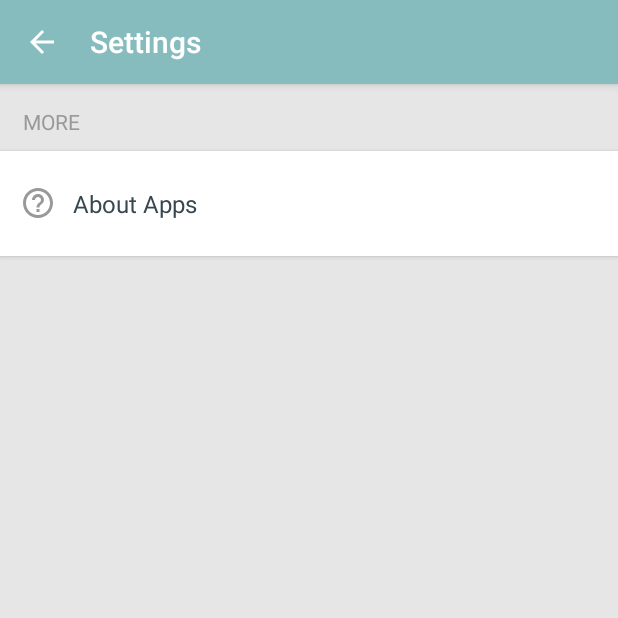
After one commit to alvayonara/OutSched, an Android app: the SettingsActivity screen opened directly, with no data from a screen before it, on a phone screen of 412 x 824 dp, the top half of it. The commit adds this screen. Run offline under Robolectric (Android 15) with nearby library versions, the phone set to English and light mode, and no system bars.

Commit message:
Implement settings activity

```diff
--- a/app/src/main/AndroidManifest.xml
+++ b/app/src/main/AndroidManifest.xml
@@ -6,7 +6,6 @@
     <uses-permission android:name="android.permission.INTERNET" />
     <uses-permission android:name="android.permission.ACCESS_COARSE_LOCATION" />
     <uses-permission android:name="android.permission.ACCESS_NETWORK_STATE" />
-
     <uses-permission android:name="android.permission.WAKE_LOCK" />
     <uses-permission android:name="android.permission.VIBRATE" />
 
@@ -18,6 +17,8 @@
         android:roundIcon="@mipmap/ic_launcher_round"
         android:supportsRtl="true"
         android:theme="@style/AppTheme">
+        <activity android:name=".ui.settings.SettingsActivity"></activity>
+
         <receiver
             android:name=".receiver.ScheduleReminderReceiver"
             android:enabled="true"
--- a/app/src/main/java/com/alvayonara/outsched/ui/location/ExerciseLocationActivity.kt
+++ b/app/src/main/java/com/alvayonara/outsched/ui/location/ExerciseLocationActivity.kt
@@ -48,7 +48,6 @@ class ExerciseLocationActivity : AppCompatActivity(), OnMapReadyCallback,
     private lateinit var fusedLocationClient: FusedLocationProviderClient
 
     private var id: Int? = 0
-
     private var requestCode: Int? = 0
 
     companion object {
@@ -68,7 +67,7 @@ class ExerciseLocationActivity : AppCompatActivity(), OnMapReadyCallback,
 
         initToolbar()
 
-        // Intent from change schedule (id)
+        // Intent from change schedule (id & request code)
         id = intent.extras?.getInt(EXTRA_ID, 0)
         requestCode = intent.extras?.getInt(EXTRA_REQUEST_CODE, 0)
 
--- a/app/src/main/java/com/alvayonara/outsched/ui/schedule/ScheduleDetailDialogFragment.kt
+++ b/app/src/main/java/com/alvayonara/outsched/ui/schedule/ScheduleDetailDialogFragment.kt
@@ -6,7 +6,6 @@ import android.content.Intent
 import android.graphics.Color
 import android.graphics.drawable.ColorDrawable
 import android.os.Bundle
-import android.util.Log
 import android.view.LayoutInflater
 import android.view.View
 import android.view.ViewGroup
@@ -26,7 +25,6 @@ import com.alvayonara.outsched.ui.location.ExerciseLocationActivity.Companion.EX
 import com.alvayonara.outsched.ui.schedule.SelectScheduleActivity.Companion.EXTRA_REQUEST_CODE
 import com.alvayonara.outsched.utils.ConvertUtils
 import com.alvayonara.outsched.utils.gone
-import com.alvayonara.outsched.utils.invisible
 import com.alvayonara.outsched.utils.visible
 import com.alvayonara.outsched.viewmodel.ViewModelFactory
 import com.google.android.gms.maps.CameraUpdateFactory
@@ -114,7 +112,7 @@ class ScheduleDetailDialogFragment : DialogFragment() {
 
             if (result) {
 
-                if (schedule.requestCode < System.currentTimeMillis()) {
+                if (schedule.time!! * 1000 < System.currentTimeMillis()) {
                     btn_change.gone()
                 }
 
--- a/app/src/main/java/com/alvayonara/outsched/ui/schedule/ScheduleDetailViewModel.kt
+++ b/app/src/main/java/com/alvayonara/outsched/ui/schedule/ScheduleDetailViewModel.kt
@@ -9,8 +9,6 @@ class ScheduleDetailViewModel(private val scheduleRepository: ScheduleRepository
 
     fun insert(scheduleEntity: ScheduleEntity) = scheduleRepository.insertSchedule(scheduleEntity)
 
-    fun update(scheduleEntity: ScheduleEntity) = scheduleRepository.updateSchedule(scheduleEntity)
-
     fun delete(scheduleEntity: ScheduleEntity) = scheduleRepository.deleteSchedule(scheduleEntity)
 
     fun checkScheduleData(time: Long, latitude: String, longitude: String): LiveData<Boolean> =
--- a/app/src/main/java/com/alvayonara/outsched/ui/schedule/SelectScheduleViewModel.kt
+++ b/app/src/main/java/com/alvayonara/outsched/ui/schedule/SelectScheduleViewModel.kt
@@ -11,9 +11,7 @@ class SelectScheduleViewModel(private val scheduleRepository: ScheduleRepository
     private val address = MutableLiveData<String>()
     private val latitude = MutableLiveData<String>()
     private val longitude = MutableLiveData<String>()
-
     private val id = MutableLiveData<Int>()
-
     private val requestCode = MutableLiveData<Int>()
 
     fun setAddressSchedule(address: String) {
--- /dev/null
+++ b/app/src/main/java/com/alvayonara/outsched/ui/settings/SettingsActivity.kt
@@ -0,0 +1,35 @@
+package com.alvayonara.outsched.ui.settings
+
+import androidx.appcompat.app.AppCompatActivity
+import android.os.Bundle
+import android.view.MenuItem
+import com.alvayonara.outsched.R
+import com.alvayonara.outsched.utils.ToolbarConfig
+import kotlinx.android.synthetic.main.activity_exercise_location.*
+
+class SettingsActivity : AppCompatActivity() {
+    override fun onCreate(savedInstanceState: Bundle?) {
+        super.onCreate(savedInstanceState)
+        setContentView(R.layout.activity_settings)
+
+        initToolbar()
+    }
+
+    private fun initToolbar() {
+        setSupportActionBar(toolbar)
+        supportActionBar?.title = "Settings"
+        supportActionBar?.setDisplayHomeAsUpEnabled(true)
+
+        ToolbarConfig.setSystemBarColor(this, R.color.colorGreen)
+    }
+
+    override fun onOptionsItemSelected(item: MenuItem): Boolean {
+        return when (item.itemId) {
+            android.R.id.home -> {
+                onBackPressed()
+                true
+            }
+            else -> super.onOptionsItemSelected(item)
+        }
+    }
+}
--- /dev/null
+++ b/app/src/main/res/drawable/ic_help.xml
@@ -0,0 +1,5 @@
+<vector android:height="24dp" android:tint="#87BCBF"
+    android:viewportHeight="24" android:viewportWidth="24"
+    android:width="24dp" xmlns:android="http://schemas.android.com/apk/res/android">
+    <path android:fillColor="@android:color/white" android:pathData="M11,18h2v-2h-2v2zM12,2C6.48,2 2,6.48 2,12s4.48,10 10,10 10,-4.48 10,-10S17.52,2 12,2zM12,20c-4.41,0 -8,-3.59 -8,-8s3.59,-8 8,-8 8,3.59 8,8 -3.59,8 -8,8zM12,6c-2.21,0 -4,1.79 -4,4h2c0,-1.1 0.9,-2 2,-2s2,0.9 2,2c0,2 -3,1.75 -3,5h2c0,-2.25 3,-2.5 3,-5 0,-2.21 -1.79,-4 -4,-4z"/>
+</vector>
--- /dev/null
+++ b/app/src/main/res/drawable/ic_settings.xml
@@ -0,0 +1,5 @@
+<vector android:height="24dp" android:tint="#FFFFFF"
+    android:viewportHeight="24" android:viewportWidth="24"
+    android:width="24dp" xmlns:android="http://schemas.android.com/apk/res/android">
+    <path android:fillColor="@android:color/white" android:pathData="M19.14,12.94c0.04,-0.3 0.06,-0.61 0.06,-0.94c0,-0.32 -0.02,-0.64 -0.07,-0.94l2.03,-1.58c0.18,-0.14 0.23,-0.41 0.12,-0.61l-1.92,-3.32c-0.12,-0.22 -0.37,-0.29 -0.59,-0.22l-2.39,0.96c-0.5,-0.38 -1.03,-0.7 -1.62,-0.94L14.4,2.81c-0.04,-0.24 -0.24,-0.41 -0.48,-0.41h-3.84c-0.24,0 -0.43,0.17 -0.47,0.41L9.25,5.35C8.66,5.59 8.12,5.92 7.63,6.29L5.24,5.33c-0.22,-0.08 -0.47,0 -0.59,0.22L2.74,8.87C2.62,9.08 2.66,9.34 2.86,9.48l2.03,1.58C4.84,11.36 4.8,11.69 4.8,12s0.02,0.64 0.07,0.94l-2.03,1.58c-0.18,0.14 -0.23,0.41 -0.12,0.61l1.92,3.32c0.12,0.22 0.37,0.29 0.59,0.22l2.39,-0.96c0.5,0.38 1.03,0.7 1.62,0.94l0.36,2.54c0.05,0.24 0.24,0.41 0.48,0.41h3.84c0.24,0 0.44,-0.17 0.47,-0.41l0.36,-2.54c0.59,-0.24 1.13,-0.56 1.62,-0.94l2.39,0.96c0.22,0.08 0.47,0 0.59,-0.22l1.92,-3.32c0.12,-0.22 0.07,-0.47 -0.12,-0.61L19.14,12.94zM12,15.6c-1.98,0 -3.6,-1.62 -3.6,-3.6s1.62,-3.6 3.6,-3.6s3.6,1.62 3.6,3.6S13.98,15.6 12,15.6z"/>
+</vector>
--- a/app/src/main/res/layout/activity_dashboard.xml
+++ b/app/src/main/res/layout/activity_dashboard.xml
@@ -1,6 +1,7 @@
 <?xml version="1.0" encoding="utf-8"?>
 <androidx.coordinatorlayout.widget.CoordinatorLayout xmlns:android="http://schemas.android.com/apk/res/android"
     xmlns:app="http://schemas.android.com/apk/res-auto"
+    xmlns:tools="http://schemas.android.com/tools"
     android:layout_width="match_parent"
     android:layout_height="match_parent"
     android:background="#f2f2f2">
@@ -70,5 +71,4 @@
         app:layout_anchor="@id/view_pager_dashboard"
         app:layout_anchorGravity="bottom|end"
         app:srcCompat="@drawable/ic_add" />
-
 </androidx.coordinatorlayout.widget.CoordinatorLayout>
--- /dev/null
+++ b/app/src/main/res/layout/activity_settings.xml
@@ -0,0 +1,109 @@
+<?xml version="1.0" encoding="utf-8"?>
+<LinearLayout xmlns:android="http://schemas.android.com/apk/res/android"
+    xmlns:app="http://schemas.android.com/apk/res-auto"
+    android:layout_width="match_parent"
+    android:layout_height="match_parent"
+    android:background="@color/grey_10"
+    android:orientation="vertical">
+
+    <com.google.android.material.appbar.AppBarLayout
+        android:layout_width="match_parent"
+        android:layout_height="wrap_content">
+
+        <androidx.appcompat.widget.Toolbar
+            android:id="@+id/toolbar"
+            android:layout_width="match_parent"
+            android:layout_height="?attr/actionBarSize"
+            app:contentInsetStartWithNavigation="0dp"
+            android:theme="@style/ThemeOverlay.AppCompat.Dark.ActionBar"
+            app:popupTheme="@style/ThemeOverlay.AppCompat.Light" />
+
+    </com.google.android.material.appbar.AppBarLayout>
+
+    <androidx.core.widget.NestedScrollView
+        android:id="@+id/nested_scroll_view"
+        android:layout_width="match_parent"
+        android:layout_height="match_parent"
+        android:scrollbars="none"
+        android:scrollingCache="true">
+
+        <LinearLayout
+            android:layout_width="match_parent"
+            android:layout_height="wrap_content"
+            android:orientation="vertical">
+
+            <TextView
+                android:layout_width="wrap_content"
+                android:layout_height="wrap_content"
+                android:layout_marginBottom="@dimen/spacing_middle"
+                android:layout_marginLeft="@dimen/spacing_large"
+                android:layout_marginStart="@dimen/spacing_large"
+                android:layout_marginTop="@dimen/spacing_large"
+                android:text="MORE"
+                android:textAppearance="@style/TextAppearance.AppCompat.Body1"
+                android:textColor="@color/grey_40" />
+
+            <androidx.cardview.widget.CardView
+                android:layout_width="match_parent"
+                android:layout_height="wrap_content"
+                android:visibility="visible"
+                app:cardCornerRadius="0dp"
+                app:cardElevation="2dp">
+
+                <LinearLayout
+                    android:layout_width="match_parent"
+                    android:layout_height="wrap_content"
+                    android:orientation="vertical"
+                    android:paddingBottom="@dimen/spacing_middle"
+                    android:paddingTop="@dimen/spacing_middle">
+
+                    <LinearLayout
+                        android:id="@+id/lyt_about_apps_settings"
+                        android:layout_width="match_parent"
+                        android:layout_height="wrap_content"
+                        android:background="?attr/selectableItemBackground"
+                        android:clickable="true"
+                        android:gravity="center_vertical"
+                        android:minHeight="@dimen/spacing_xxlarge"
+                        android:orientation="horizontal"
+                        android:paddingLeft="@dimen/spacing_medium"
+                        android:paddingRight="@dimen/spacing_medium">
+
+                        <ImageButton
+                            android:layout_width="@dimen/spacing_xmlarge"
+                            android:layout_height="@dimen/spacing_xmlarge"
+                            android:background="@android:color/transparent"
+                            android:tint="@color/grey_40"
+                            app:srcCompat="@drawable/ic_help" />
+
+                        <View
+                            android:layout_width="@dimen/spacing_small"
+                            android:layout_height="wrap_content" />
+
+                        <TextView
+                            android:layout_width="0dp"
+                            android:layout_height="wrap_content"
+                            android:layout_weight="1"
+                            android:text="About Apps"
+                            android:textAppearance="@style/TextAppearance.AppCompat.Subhead"
+                            android:textColor="@color/grey_80" />
+
+                        <View
+                            android:layout_width="@dimen/spacing_large"
+                            android:layout_height="wrap_content" />
+
+                    </LinearLayout>
+
+                </LinearLayout>
+
+            </androidx.cardview.widget.CardView>
+
+            <View
+                android:layout_width="0dp"
+                android:layout_height="@dimen/spacing_large" />
+
+        </LinearLayout>
+
+    </androidx.core.widget.NestedScrollView>
+
+</LinearLayout>
--- a/app/src/main/res/values/colors.xml
+++ b/app/src/main/res/values/colors.xml
@@ -16,4 +16,7 @@
     <color name="grey_10">#e6e6e6</color>
     <color name="grey_80">#37474F</color>
     <color name="grey_40">#999999</color>
+    <color name="transparent">#00FFFFFF</color>
+    <color name="colorPrimaryLight">#1E88E5</color>
+    <color name="grey_20">#cccccc</color>
 </resources>
--- a/app/src/main/res/values/dimens.xml
+++ b/app/src/main/res/values/dimens.xml
@@ -7,4 +7,8 @@
     <dimen name="spacing_xmedium">7dp</dimen>
     <dimen name="spacing_medium">5dp</dimen>
     <dimen name="my_corner_radius">7dp</dimen>
+    <dimen name="spacing_middle">10dp</dimen>
+    <dimen name="spacing_xxlarge">50dp</dimen>
+    <dimen name="spacing_xmlarge">40dp</dimen>
+    <dimen name="spacing_small">3dp</dimen>
 </resources>
```
Also changed, not shown: app/src/main/java/com/alvayonara/outsched/receiver/ScheduleReminderReceiver.kt (+36 -26 lines), app/src/main/java/com/alvayonara/outsched/ui/dashboard/DashboardActivity.kt (+26 -6 lines), app/src/main/java/com/alvayonara/outsched/ui/settings/SettingsFragment.kt (deleted, +0 -16 lines), app/src/main/java/com/alvayonara/outsched/utils/ToolbarConfig.kt (+11 -0 lines), app/src/main/res/layout/fragment_settings.xml (deleted, +0 -14 lines), app/src/main/res/menu/menu_dashboard.xml (added, +11 -0 lines).
